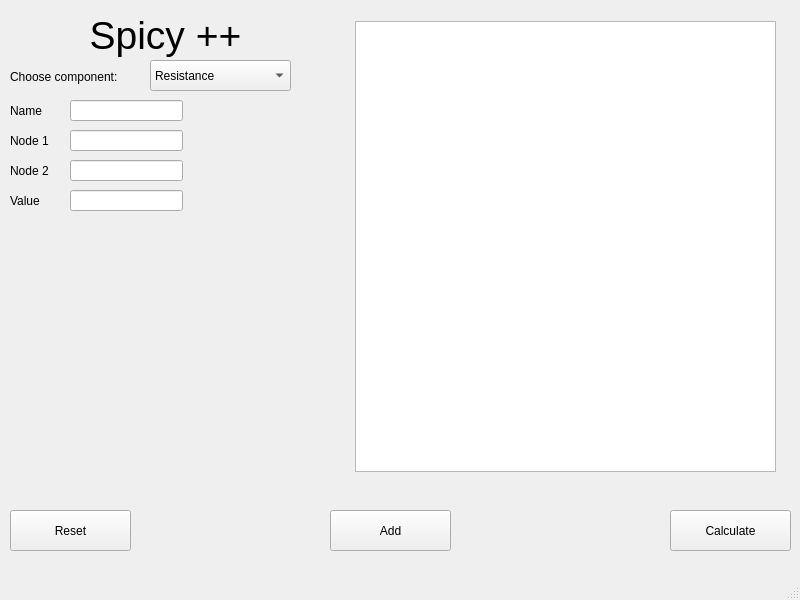
alalain/SpicyPP, file src/Frontend/MainWindow.ui: the form before one commit.
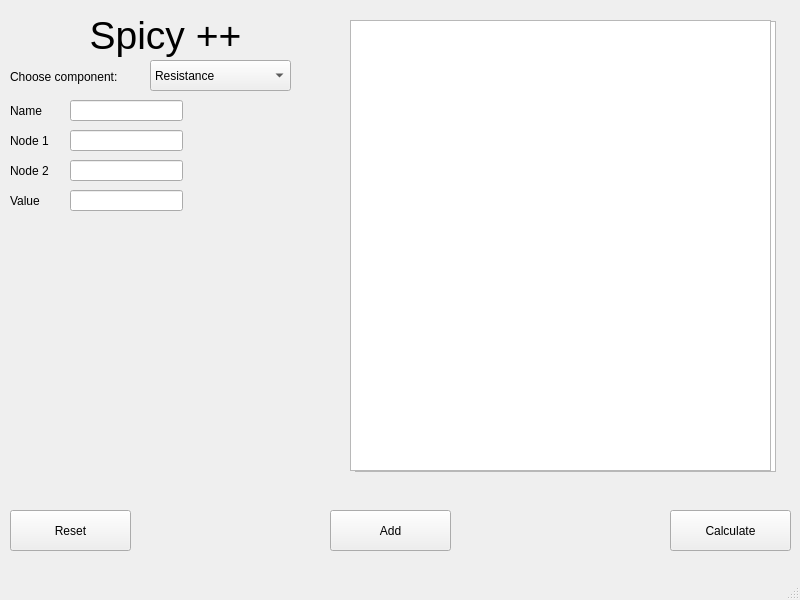
The form after the commit.

Commit message: Show solution in frontend

Diff of the .ui file:
```diff
--- a/src/Frontend/MainWindow.ui
+++ b/src/Frontend/MainWindow.ui
@@ -228,6 +228,19 @@
      <bool>true</bool>
     </property>
    </widget>
+   <widget class="QListWidget" name="SolList">
+    <property name="geometry">
+     <rect>
+      <x>350</x>
+      <y>20</y>
+      <width>421</width>
+      <height>451</height>
+     </rect>
+    </property>
+    <property name="autoFillBackground">
+     <bool>true</bool>
+    </property>
+   </widget>
   </widget>
   <widget class="QMenuBar" name="menubar">
    <property name="geometry">
```
The commit also changes 2 other files.
